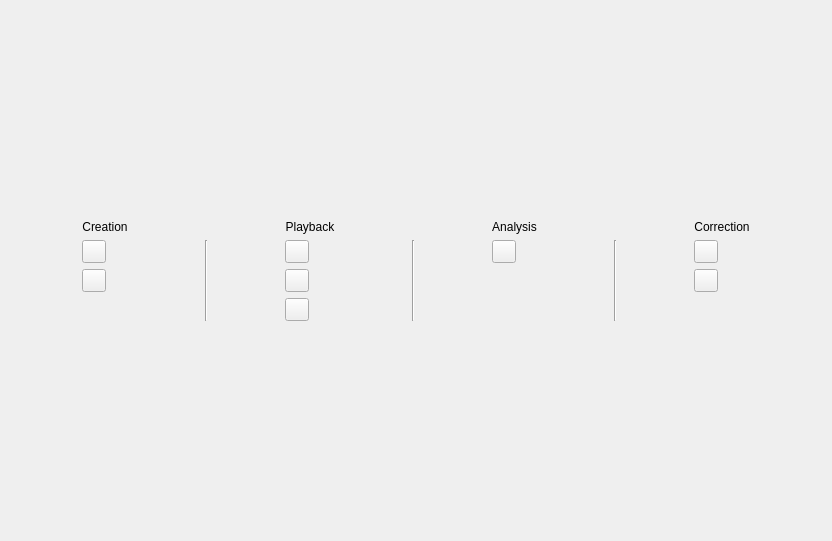
The window that code/interface/vimainwindow/forms/vimainmenu.ui (visore/Visore) describes before a commit, drawn with Qt 5.
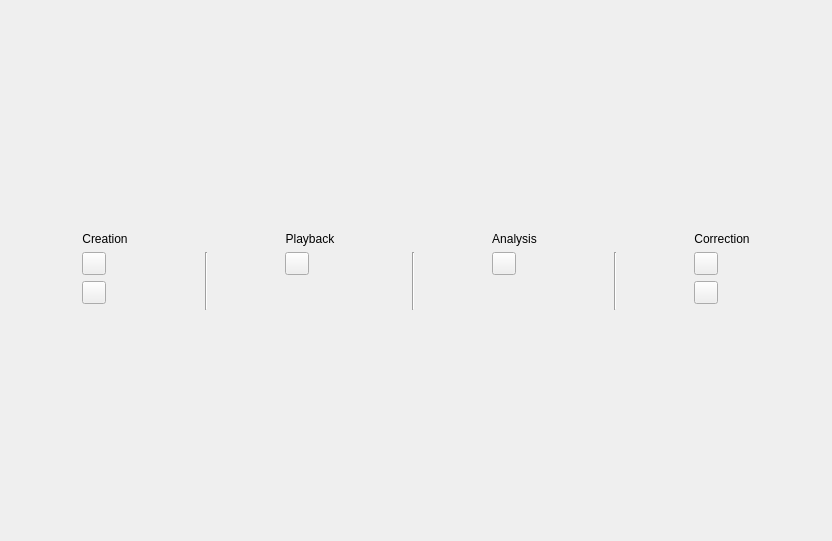
The same window after the commit. Custom widgets are drawn as their Qt base class.

```diff
--- a/code/interface/vimainwindow/forms/vimainmenu.ui
+++ b/code/interface/vimainwindow/forms/vimainmenu.ui
@@ -59,12 +59,6 @@
    <item row="2" column="3">
     <widget class="ViButton" name="projectPlaybackButton"/>
    </item>
-   <item row="3" column="3">
-    <widget class="ViButton" name="linePlaybackButton"/>
-   </item>
-   <item row="4" column="3">
-    <widget class="ViButton" name="filePlaybackButton"/>
-   </item>
    <item row="2" column="4" rowspan="3">
     <widget class="Line" name="line2">
      <property name="orientation">
```
